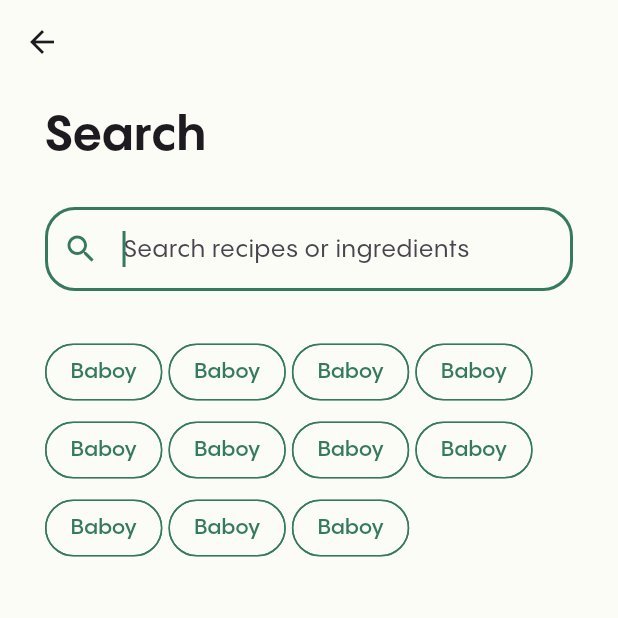
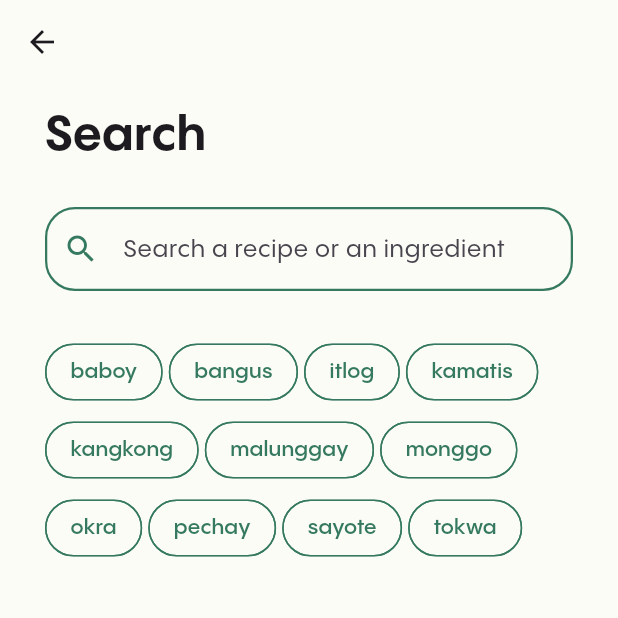
Before and after one commit to joanxrose/SangkapSnap, a Flutter app: the SearchPage screen opened by its route, on a phone screen of 412 x 824 dp, the top half of it. Run offline on Flutter 3.47's test engine with Material 3 defaults, Android fonts, the phone set to English and light mode, and no system bars; our stand-ins replace cloud_firestore, firebase_core, image_picker; missing offline and left inert: pytorch_lite; accounts and stored records are empty.

Commit message:
feat: add toggle chips functionality

```diff
--- a/main_app/lib/providers/recipe_provider.dart
+++ b/main_app/lib/providers/recipe_provider.dart
@@ -84,7 +84,6 @@ class RecipeProvider with ChangeNotifier {
     _recipesByIngredients =
         await firebaseService.fetchRecipesByIngredients(ingredientNames);
     return _recipesByIngredients;
-    // notifyListeners();
   }
 
   // Search
--- a/main_app/lib/screens/searchPage.dart
+++ b/main_app/lib/screens/searchPage.dart
@@ -16,6 +16,7 @@ class SearchPage extends StatefulWidget {
 class _SearchPageState extends State<SearchPage> {
   final TextEditingController searchController = TextEditingController();
   List<Map<String, dynamic>> _searchResults = [];
+  List<String> selectedIngredients = [];
   bool _isSearching = false;
 
   void _performSearch(String query) async {
@@ -32,6 +33,9 @@ class _SearchPageState extends State<SearchPage> {
       return;
     }
 
+    // If query is an ingredient, toggle the specific ingredient chip
+    _toggleChip(query.toLowerCase());
+
     // Fetch recipes based on the query of the user
     RecipeProvider recipeProvider =
         Provider.of<RecipeProvider>(context, listen: false);
@@ -45,25 +49,72 @@ class _SearchPageState extends State<SearchPage> {
     });
   }
 
+  // Fetch recipes based on the selected ingredient chips
+  void _fetchRecipesByList() async {
+    if (selectedIngredients.isEmpty) {
+      setState(() {
+        _searchResults = [];
+        _isSearching = false;
+      });
+      return;
+    }
+
+    setState(() {
+      _isSearching = true;
+    });
+
+    RecipeProvider recipeProvider =
+        Provider.of<RecipeProvider>(context, listen: false);
+    List<Map<String, dynamic>> results =
+        await recipeProvider.fetchRecipesByList(selectedIngredients);
+
+    setState(() {
+      _searchResults = results;
+      _isSearching = false;
+    });
+  }
+
+  // Handle chip click
+  void _toggleChip(String ingredient) {
+    setState(() {
+      if (selectedIngredients.contains(ingredient)) {
+        selectedIngredients.remove(ingredient);
+      } else {
+        selectedIngredients.add(ingredient);
+      }
+    });
+
+    // Fetch the recipes based on the selected chip ingredients
+    _fetchRecipesByList();
+  }
+
+  // Check if ingredient is selected
+  bool _isChipSelected(String ingredient) {
+    return selectedIngredients.contains(ingredient);
+  }
+
   final searchText = const Text(
     "Search",
     style: TextStyle(fontSize: 32, fontWeight: FontWeight.w800),
   );
 
-  // Ingredient Chip
-  final ingredientChip = const Chip(
-      shape: RoundedRectangleBorder(
-          borderRadius: BorderRadius.all(Radius.circular(20))),
-      side: BorderSide(color: AppColors.mainGreen),
-      backgroundColor: AppColors.mainWhite,
-      label: Text(
-        "Baboy",
-        style:
-            TextStyle(color: AppColors.mainGreen, fontWeight: FontWeight.w600),
-      ));
-
   @override
   Widget build(BuildContext context) {
+    // List of ingredient chips
+    final List<String> ingredientsList = [
+      "baboy",
+      "bangus",
+      "itlog",
+      "kamatis",
+      "kangkong",
+      "malunggay",
+      "monggo",
+      "okra",
+      "pechay",
+      "sayote",
+      "tokwa",
+    ];
+
     return Scaffold(
         appBar: AppBar(
           backgroundColor: AppColors.mainWhite,
@@ -81,11 +132,10 @@ class _SearchPageState extends State<SearchPage> {
                 ),
                 TextField(
                   controller: searchController,
-                  autofocus: true,
                   style: const TextStyle(color: AppColors.gray),
                   cursorColor: AppColors.mainGreen,
                   decoration: InputDecoration(
-                    hintText: "Search recipes or ingredients",
+                    hintText: "Search a recipe or an ingredient",
                     border: OutlineInputBorder(
                       borderSide: const BorderSide(
                           color: AppColors.mainGreen, width: 1.5),
@@ -114,19 +164,29 @@ class _SearchPageState extends State<SearchPage> {
                   direction: Axis.horizontal,
                   runSpacing: 4,
                   spacing: 4,
-                  children: [
-                    ingredientChip,
-                    ingredientChip,
-                    ingredientChip,
-                    ingredientChip,
-                    ingredientChip,
-                    ingredientChip,
-                    ingredientChip,
-                    ingredientChip,
-                    ingredientChip,
-                    ingredientChip,
-                    ingredientChip,
-                  ],
+                  children: ingredientsList.map((ingredient) {
+                    return FilterChip(
+                      shape: const RoundedRectangleBorder(
+                          borderRadius: BorderRadius.all(Radius.circular(20))),
+                      label: Text(
+                        ingredient,
+                        style: TextStyle(
+                          color: _isChipSelected(ingredient)
+                              ? AppColors.mainWhite
+                              : AppColors.mainGreen,
+                          fontWeight: FontWeight.w600,
+                        ),
+                      ),
+                      side: const BorderSide(color: AppColors.mainGreen),
+                      selected: _isChipSelected(ingredient),
+                      backgroundColor: AppColors.mainWhite,
+                      selectedColor: AppColors.mainGreen,
+                      checkmarkColor: AppColors.mainWhite,
+                      onSelected: (isSelected) {
+                        _toggleChip(ingredient);
+                      },
+                    );
+                  }).toList(),
                 ),
                 const SizedBox(
                   height: 30,
@@ -143,6 +203,7 @@ class _SearchPageState extends State<SearchPage> {
                             recipeName: recipe["recipe_name"],
                             imageUrl: recipe["image"],
                             calories: recipe["calories"],
+                            detectedList: selectedIngredients,
                           );
                         }).toList(),
                       ),
```
